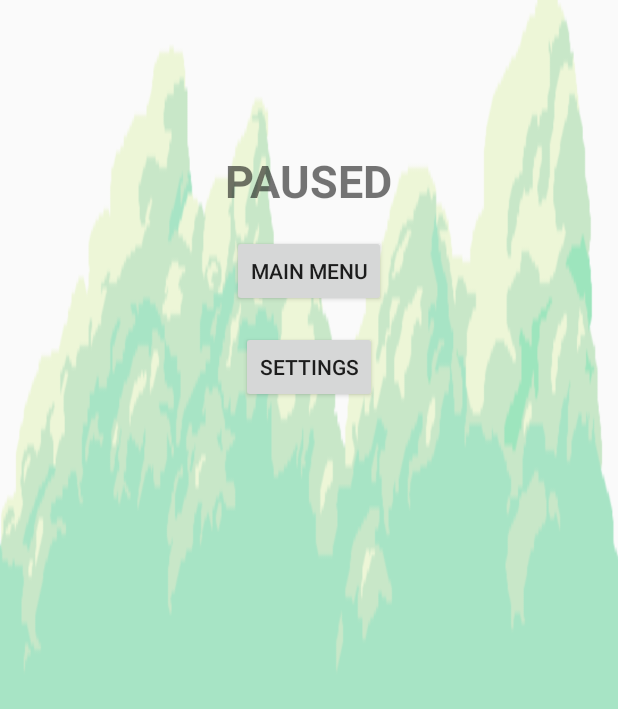
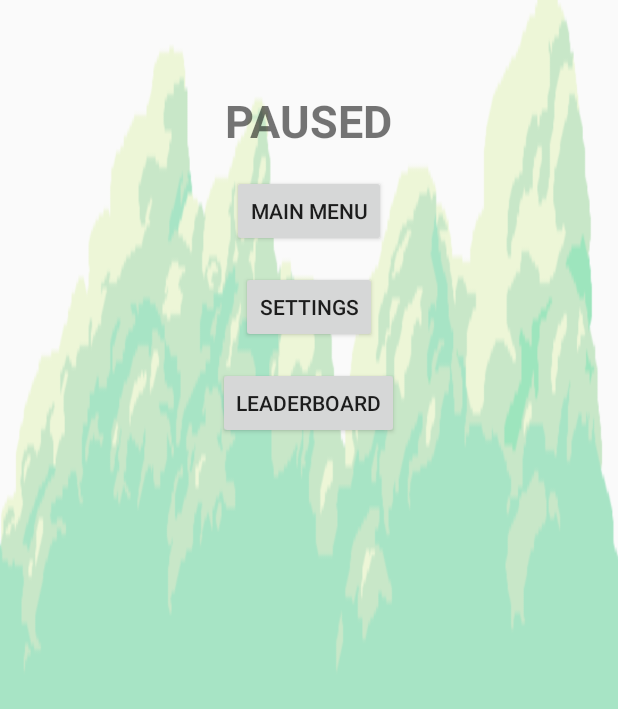
Before and after one commit to ecs160ss12019/Apples, an Android app: the layout pause_popup_window.xml on its own in the app's theme, with its tools: preview values and no code run, on a phone screen of 412 x 824 dp. Shown: the top 709 px of the screen. Run offline under Robolectric (Android 15) with nearby library versions, the light colour scheme and no system bars.

Commit message:
dimension of popup altered
added leaderboard button

```diff
--- a/SuperBreakout/app/src/main/java/com/example/superbreakout/PauseMenuPopUp.java
+++ b/SuperBreakout/app/src/main/java/com/example/superbreakout/PauseMenuPopUp.java
@@ -39,6 +39,13 @@ public class PauseMenuPopUp extends Activity {
             }
         });
 
-        getWindow().setLayout((int) (width*.8), (int) (height*.8));
+        final Button leaderboardButton = findViewById(R.id.leaderboardButton);
+        mainMenuButton.setOnClickListener(new View.OnClickListener() {
+            public void onClick(View v) {
+                //retrieve leaderboard
+            }
+        });
+
+        getWindow().setLayout((int) (width*.4), (int) (height*.8));
     }
 }
--- a/SuperBreakout/app/src/main/res/layout/pause_popup_window.xml
+++ b/SuperBreakout/app/src/main/res/layout/pause_popup_window.xml
@@ -8,7 +8,7 @@
         android:layout_width="wrap_content"
         android:layout_height="wrap_content"
         android:layout_centerHorizontal="true"
-        android:layout_marginTop="100dp"
+        android:layout_marginTop="60dp"
         android:gravity="center"
         android:textSize="30sp"
         android:textAllCaps="true"
@@ -27,14 +27,25 @@
         android:textAllCaps="true" />
 
     <Button
-        android:id="@+id/settingsButton"
+    android:id="@+id/settingsButton"
+    android:layout_width="wrap_content"
+    android:layout_height="wrap_content"
+    android:layout_below="@+id/mainMenuButton"
+    android:layout_centerHorizontal="true"
+    android:layout_marginTop="16dp"
+    android:gravity="center"
+    android:text="Settings"
+    android:textAllCaps="true" />
+
+    <Button
+        android:id="@+id/leaderboardButton"
         android:layout_width="wrap_content"
         android:layout_height="wrap_content"
-        android:layout_below="@+id/mainMenuButton"
+        android:layout_below="@+id/settingsButton"
         android:layout_centerHorizontal="true"
         android:layout_marginTop="16dp"
         android:gravity="center"
-        android:text="Settings"
+        android:text="Leaderboard"
         android:textAllCaps="true" />
 
 </RelativeLayout>
```
